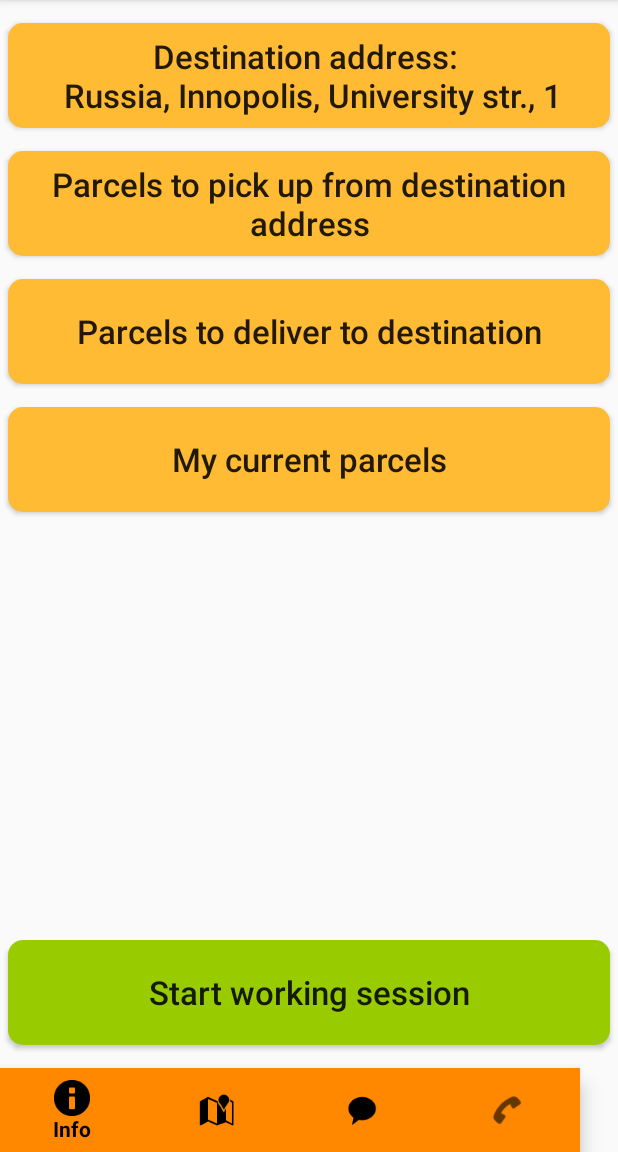
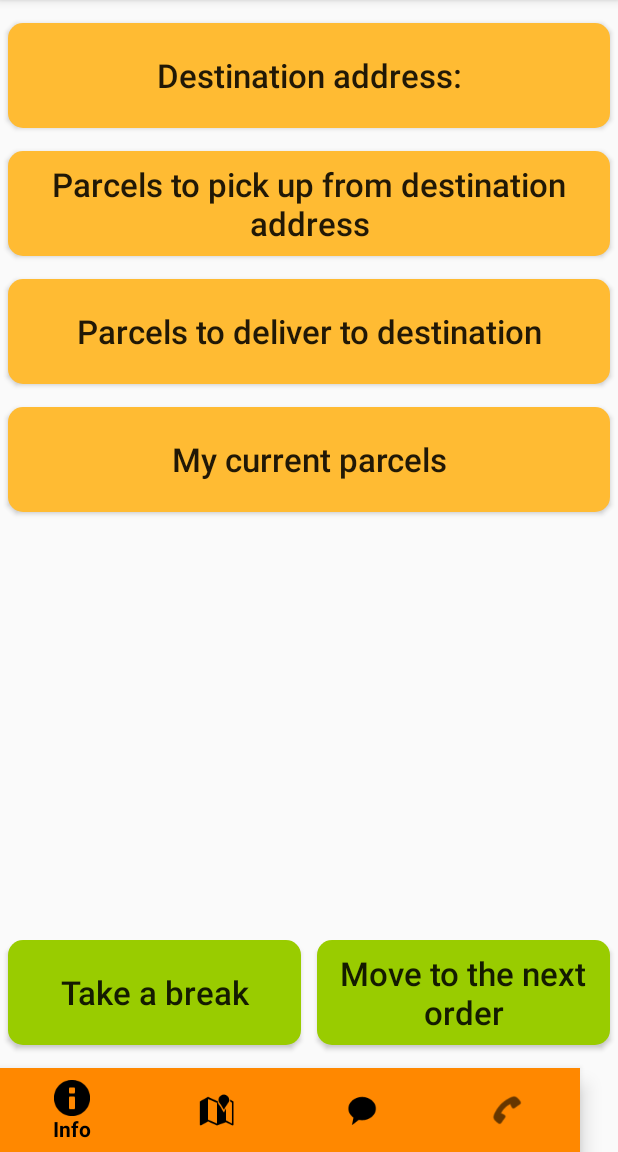
Before and after one commit to AlmazSamatov/MobileApp, an Android app: the MainActivity screen opened directly, with no data from a screen before it, on a phone screen of 412 x 824 dp, the part 84-1236 px from its top. Run offline under Robolectric (Android 15) with nearby library versions, the phone set to English and light mode, and no system bars; our stand-ins replace RxJava; network calls fail.

Commit message:
implemented retrieving new address and parcels

```diff
--- a/app/src/main/AndroidManifest.xml
+++ b/app/src/main/AndroidManifest.xml
@@ -13,7 +13,6 @@
     <uses-permission android:name="android.permission.ACCESS_FINE_LOCATION" />
 
     <application
-        android:name=".MyApplication"
         android:allowBackup="true"
         android:icon="@mipmap/ic_launcher"
         android:label="@string/app_name"
--- a/app/src/main/java/company/solnyshko/mobileapp/API/API.kt
+++ b/app/src/main/java/company/solnyshko/mobileapp/API/API.kt
@@ -1,7 +1,4 @@
-import company.solnyshko.mobileapp.API.AddressResponse
-import company.solnyshko.mobileapp.API.LoginBody
-import company.solnyshko.mobileapp.API.Parcels
-import company.solnyshko.mobileapp.API.LoginResponse
+import company.solnyshko.mobileapp.API.*
 import io.reactivex.Observable
 import retrofit2.Retrofit
 import retrofit2.adapter.rxjava2.RxJava2CallAdapterFactory
@@ -21,7 +18,7 @@ interface API {
     fun allParcels(): Observable<Parcels>
 
     @POST("nextAddress/")
-    fun nextAddress(@Body delivery_operator_id: Int): Observable<AddressResponse>
+    fun nextAddress(@Body request: NextAddressRequest): Observable<AddressResponse>
 
     companion object Factory {
         fun create(access_token: String = ""): API {
@@ -35,7 +32,7 @@ interface API {
 
             val retrofit = Retrofit.Builder()
                     //.baseUrl("http://ec2-18-216-94-240.us-east-2.compute.amazonaws.com:8000/")
-                    .baseUrl("http://192.168.1.55:8080/")
+                    .baseUrl("http://10.240.16.204:8080/")
                     .addCallAdapterFactory(RxJava2CallAdapterFactory.create())
                     .addConverterFactory(GsonConverterFactory.create())
                     .client(httpClient.build())
--- a/app/src/main/java/company/solnyshko/mobileapp/API/DataClasses.kt
+++ b/app/src/main/java/company/solnyshko/mobileapp/API/DataClasses.kt
@@ -6,3 +6,4 @@ data class LoginBody(val login: String, val password: String)
 data class Parcels(val error: Int, val remark : String, val parcels: ArrayList<Parcel>, val id: String)
 data class AddressResponse(val error: Int, val address_to: String, val parcels_to_pick: List<Parcel>,
                            val parcels_to_deliver: List<Parcel>)
+data class NextAddressRequest(val delivery_operator_id: String)
--- a/app/src/main/java/company/solnyshko/mobileapp/Fragments/DestinationFragment.kt
+++ b/app/src/main/java/company/solnyshko/mobileapp/Fragments/DestinationFragment.kt
@@ -8,6 +8,7 @@ import android.view.View
 import android.view.ViewGroup
 import company.solnyshko.mobileapp.Map.MapsActivity
 import company.solnyshko.mobileapp.R.layout.destination_activity
+import company.solnyshko.mobileapp.util.SharedPreferencesWrapper
 import kotlinx.android.synthetic.main.destination_activity.*
 
 class DestinationFragment : Fragment() {
@@ -17,6 +18,10 @@ class DestinationFragment : Fragment() {
     }
 
     override fun onViewCreated(view: View?, savedInstanceState: Bundle?) {
+        val sharedPreferences = SharedPreferencesWrapper(activity)
+
+        info.text = sharedPreferences.getDestination()
+
         show_in_map.setOnClickListener {
             val intent = Intent(activity, MapsActivity::class.java)
             startActivity(intent)
--- a/app/src/main/java/company/solnyshko/mobileapp/Fragments/InfoFragment.kt
+++ b/app/src/main/java/company/solnyshko/mobileapp/Fragments/InfoFragment.kt
@@ -1,20 +1,32 @@
 package company.solnyshko.mobileapp.Fragments
 
 import android.app.Fragment
+import android.content.Context
 import android.os.Bundle
 import android.view.LayoutInflater
 import android.view.View
 import android.view.View.GONE
 import android.view.View.VISIBLE
 import android.view.ViewGroup
+import android.widget.Toast
+import company.solnyshko.mobileapp.API.AddressResponse
+import company.solnyshko.mobileapp.API.NextAddressRequest
 import company.solnyshko.mobileapp.ParcelList.MyParcelsFragment
 import company.solnyshko.mobileapp.ParcelList.ParcelListFragment
 import company.solnyshko.mobileapp.ParcelList.ParcelListLeaveFragment
 import company.solnyshko.mobileapp.R
 import company.solnyshko.mobileapp.R.layout.activity_info
+import company.solnyshko.mobileapp.util.SharedPreferencesWrapper
+import io.reactivex.android.schedulers.AndroidSchedulers
+import io.reactivex.schedulers.Schedulers
 import kotlinx.android.synthetic.main.activity_info.*
+import kotlinx.android.synthetic.main.activity_main.*
+import kotlin.concurrent.thread
 
 class InfoFragment : Fragment() {
+
+    private var errorMsg = ""
+    private var isShowFragment = false
 
     override fun onCreateView(inflater: LayoutInflater?, container: ViewGroup?, savedInstanceState: Bundle?): View {
         return inflater!!.inflate(activity_info, null)
@@ -23,8 +35,104 @@ class InfoFragment : Fragment() {
     override fun onViewCreated(view: View?, savedInstanceState: Bundle?) {
         super.onViewCreated(view, savedInstanceState)
 
-        destination.text = "Destination address: \n Russia, Innopolis, University str., 1"
+        loadNext()
+
         setOnClicks()
+    }
+
+    fun loadNext() {
+
+        val sharedPreferences = SharedPreferencesWrapper(activity)
+
+        if (sharedPreferences.getDestination().isEmpty()){
+            showProgressBar()
+
+            val apiService = API.create(sharedPreferences.getAccessToken())
+
+            apiService.nextAddress(NextAddressRequest(sharedPreferences.getId()))
+                    .observeOn(AndroidSchedulers.mainThread())
+                    .subscribeOn(Schedulers.io())
+                    .subscribe({
+                        // on Success
+                        it: AddressResponse ->
+                        if (it.error == 0) {
+                            // true success
+
+                            destination.text = "Destination address: \n ${it.address_to}"
+
+                            thread {
+                                sharedPreferences.putDestination(it.address_to)
+                                sharedPreferences.putParcelsToDeliver(it.parcels_to_deliver)
+                                sharedPreferences.putParcelsToPick(it.parcels_to_pick)
+                            }
+
+                        } else {
+                            // something is wrong
+                            showError("Error code: " + it.error.toString())
+                        }
+
+                        showFragment()
+
+                    }, {
+                        // on Error
+                        it: Throwable ->
+                        showError(it.toString())
+                        showFragment()
+
+                    })
+        }
+
+        showFragment()
+
+    }
+
+    fun showFragment() {
+        if (activity == null)
+            isShowFragment = true
+        else {
+            destination.visibility = View.VISIBLE
+            parcels_to_pick_up.visibility = View.VISIBLE
+            parcels_to_deliver.visibility = View.VISIBLE
+            current_parcels.visibility = View.VISIBLE
+            val sharedPreferences = SharedPreferencesWrapper(activity)
+            if (sharedPreferences.isBreakTime()){
+                start_session.visibility = View.VISIBLE
+            } else{
+                take_break.visibility = View.VISIBLE
+                move_to_next.visibility = View.VISIBLE
+            }
+            progress_bar.visibility = View.GONE
+        }
+    }
+
+    fun showProgressBar() {
+        destination.visibility = View.GONE
+        parcels_to_pick_up.visibility = View.GONE
+        parcels_to_deliver.visibility = View.GONE
+        current_parcels.visibility = View.GONE
+        start_session.visibility = View.GONE
+        take_break.visibility = View.GONE
+        move_to_next.visibility = View.GONE
+        progress_bar.visibility = View.VISIBLE
+    }
+
+    fun showError(msg: String) {
+        if (activity != null)
+            Toast.makeText(activity.applicationContext, msg, Toast.LENGTH_LONG).show()
+        else
+            errorMsg = msg
+    }
+
+    override fun onAttach(context: Context?) {
+        if (errorMsg.isNotEmpty()) {
+            Toast.makeText(activity.applicationContext, errorMsg, Toast.LENGTH_LONG).show()
+            errorMsg = ""
+        }
+        if (isShowFragment) {
+            showFragment()
+            isShowFragment = false
+        }
+        super.onAttach(context)
     }
 
     fun setOnClicks() {
@@ -32,33 +140,41 @@ class InfoFragment : Fragment() {
         destination.setOnClickListener {
             fragmentManager.replace(R.id.fragment, DestinationFragment()).commit()
         }
-        parcels_to_pick_up.setOnClickListener {
-            it -> fragmentManager.replace(R.id.fragment, ParcelListFragment()).commit()
+        parcels_to_pick_up.setOnClickListener { it ->
+            fragmentManager.replace(R.id.fragment, ParcelListFragment()).commit()
         }
-        parcels_to_deliver.setOnClickListener {
-            it -> fragmentManager.replace(R.id.fragment, ParcelListLeaveFragment()).commit()
+        parcels_to_deliver.setOnClickListener { it ->
+            fragmentManager.replace(R.id.fragment, ParcelListLeaveFragment()).commit()
         }
-        current_parcels.setOnClickListener {
-            it -> fragmentManager.replace(R.id.fragment, MyParcelsFragment()).commit()
+        current_parcels.setOnClickListener { it ->
+            fragmentManager.replace(R.id.fragment, MyParcelsFragment()).commit()
         }
 
         start_session.setOnClickListener {
             start_session.visibility = GONE
             take_break.visibility = VISIBLE
             move_to_next.visibility = VISIBLE
+
+            val sharedPreferences = SharedPreferencesWrapper(activity)
+            sharedPreferences.setWorkTime()
         }
 
         take_break.setOnClickListener {
             start_session.visibility = VISIBLE
             take_break.visibility = GONE
             move_to_next.visibility = GONE
+
+            val sharedPreferences = SharedPreferencesWrapper(activity)
+            sharedPreferences.setWorkTime()
         }
 
         move_to_next.setOnClickListener {
             start_session.visibility = VISIBLE
             take_break.visibility = GONE
             move_to_next.visibility = GONE
-            destination.text = "Destination address: \n Russia, Kazan, Aktayskaya str., 2"
+            val sharedPreferences = SharedPreferencesWrapper(activity)
+            sharedPreferences.setBreakTime()
+            loadNext()
         }
     }
 }
--- a/app/src/main/java/company/solnyshko/mobileapp/Login/LoginView.kt
+++ b/app/src/main/java/company/solnyshko/mobileapp/Login/LoginView.kt
@@ -1,7 +1,7 @@
 package company.solnyshko.mobileapp.Login
 
 internal interface LoginView {
-    fun launchMainActivity(userID: String)
+    fun launchMainActivity(token: String, id: String)
 
     fun turnOffProgressBar()
 
--- a/app/src/main/res/layout/activity_info.xml
+++ b/app/src/main/res/layout/activity_info.xml
@@ -5,6 +5,19 @@
     android:layout_width="match_parent"
     android:layout_height="match_parent"
     tools:context=".MainActivity">
+
+    <ProgressBar
+        android:id="@+id/progress_bar"
+        android:layout_width="wrap_content"
+        android:layout_height="wrap_content"
+        android:layout_alignParentTop="true"
+        android:layout_centerHorizontal="true"
+        android:layout_marginTop="194dp"
+        app:layout_constraintBottom_toBottomOf="parent"
+        app:layout_constraintEnd_toEndOf="parent"
+        app:layout_constraintStart_toStartOf="parent"
+        app:layout_constraintTop_toTopOf="parent"
+        app:layout_constraintVertical_bias="0.0" />
 
     <Button
         android:id="@+id/destination"
```
Also changed, not shown: app/src/main/java/company/solnyshko/mobileapp/Chat/ChatFragment.kt (+14 -3 lines), app/src/main/java/company/solnyshko/mobileapp/Login/LoginActivity.kt (+5 -2 lines), app/src/main/java/company/solnyshko/mobileapp/Login/LoginPresenter.kt (+5 -7 lines), app/src/main/java/company/solnyshko/mobileapp/MainActivity.kt (+0 -9 lines), app/src/main/java/company/solnyshko/mobileapp/MyApplication.kt (deleted, +0 -19 lines), app/src/main/java/company/solnyshko/mobileapp/util/SharedPreferencesWrapper.kt (+41 -5 lines).
